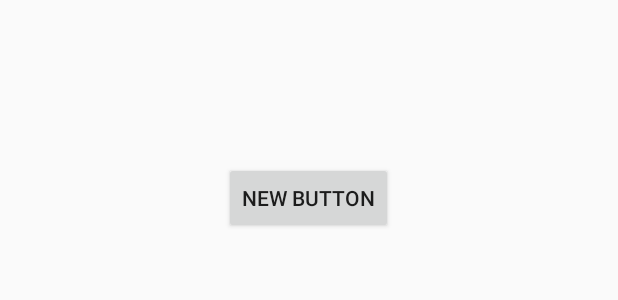
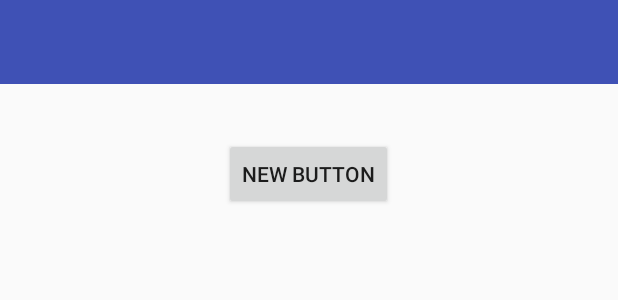
Before and after one commit to zerofe6/2019SRTP-Person-Assistant, an Android app: the layout activity_draw.xml on its own in the app's theme, with its tools: preview values and no code run, on a phone screen of 412 x 824 dp. Shown: the top 300 px of the screen. Run offline under Robolectric (Android 15) with nearby library versions, the phone set to English and light mode, and no system bars.

Commit message:
toolbar的使用
每个界面的toolbar均不同，我取消了默认的actionBar，因此在创建新的activity是都需要重新自定义toolbar，具体使用方法上网搜索或者问我，工程中有代码。

```diff
--- a/Application1/app/src/main/java/com/example/w11587/application1/SetMemo/MemoActivity.java
+++ b/Application1/app/src/main/java/com/example/w11587/application1/SetMemo/MemoActivity.java
@@ -12,6 +12,7 @@ import android.graphics.drawable.ColorDrawable;
 import android.os.Build;
 import android.os.Bundle;
 import android.support.v7.app.AppCompatActivity;
+import android.support.v7.widget.Toolbar;
 import android.util.Log;
 import android.view.Menu;
 import android.view.MenuItem;
@@ -54,6 +55,9 @@ public class MemoActivity  extends AppCompatActivity
         setContentView(R.layout.activity_memo);
 
 
+        Toolbar toolbar_memo=(Toolbar) findViewById(R.id.toolbar_memo);
+        toolbar_memo.setTitle("备忘录");
+        setSupportActionBar(toolbar_memo);
 
         Connector.getDatabase();
         //addDataLitepPal();
--- a/Application1/app/src/main/res/layout/activity_draw.xml
+++ b/Application1/app/src/main/res/layout/activity_draw.xml
@@ -1,14 +1,17 @@
 <?xml version="1.0" encoding="utf-8"?>
 <RelativeLayout xmlns:android="http://schemas.android.com/apk/res/android"
-    xmlns:tools="http://schemas.android.com/tools"
     android:layout_width="match_parent"
     android:layout_height="match_parent"
-    android:paddingBottom="@dimen/activity_vertical_margin"
-    android:paddingLeft="@dimen/activity_horizontal_margin"
-    android:paddingRight="@dimen/activity_horizontal_margin"
-    android:paddingTop="@dimen/activity_vertical_margin"
-    tools:context="com.example.w11587.application1.DrawActivity">
+    xmlns:app="http://schemas.android.com/apk/res-auto"
+    android:orientation="vertical">
 
+    <android.support.v7.widget.Toolbar
+        android:id="@+id/toolbar_draw"
+        android:layout_width="match_parent"
+        android:layout_height="?attr/actionBarSize"
+        android:background="?attr/colorPrimary"
+        android:theme="@style/ThemeOverlay.AppCompat.Dark.ActionBar"
+        app:popupTheme="@style/ThemeOverlay.AppCompat.Light" />
 
     <Button
         android:layout_width="wrap_content"
--- a/Application1/app/src/main/res/layout/activity_main.xml
+++ b/Application1/app/src/main/res/layout/activity_main.xml
@@ -4,6 +4,7 @@
     android:layout_width="match_parent"
     android:layout_height="match_parent"
     tools:context="com.example.w11587.application1.MainActivity">
+
 
     <fragment
         android:id="@+id/fragment_main"
--- /dev/null
+++ b/Application1/app/src/main/res/menu/draw_toolbar.xml
@@ -0,0 +1,4 @@
+<?xml version="1.0" encoding="utf-8"?>
+<menu xmlns:android="http://schemas.android.com/apk/res/android">
+
+</menu>
--- /dev/null
+++ b/Application1/app/src/main/res/menu/friend_toolbar.xml
@@ -0,0 +1,4 @@
+<?xml version="1.0" encoding="utf-8"?>
+<menu xmlns:android="http://schemas.android.com/apk/res/android">
+
+</menu>
--- a/Application1/app/src/main/res/menu/main.xml
+++ /dev/null
@@ -1,6 +0,0 @@
-<?xml version="1.0" encoding="utf-8"?>
-<menu xmlns:android="http://schemas.android.com/apk/res/android"
-    xmlns:app="http://schemas.android.com/apk/res-auto">
-
-
-</menu>
--- /dev/null
+++ b/Application1/app/src/main/res/menu/main_toolbar.xml
@@ -0,0 +1,4 @@
+<?xml version="1.0" encoding="utf-8"?>
+<menu xmlns:android="http://schemas.android.com/apk/res/android">
+
+</menu>
--- /dev/null
+++ b/Application1/app/src/main/res/menu/msg_toolbar.xml
@@ -0,0 +1,4 @@
+<?xml version="1.0" encoding="utf-8"?>
+<menu xmlns:android="http://schemas.android.com/apk/res/android">
+
+</menu>
--- /dev/null
+++ b/Application1/app/src/main/res/menu/my_toolbar.xml
@@ -0,0 +1,4 @@
+<?xml version="1.0" encoding="utf-8"?>
+<menu xmlns:android="http://schemas.android.com/apk/res/android">
+
+</menu>
--- a/Application1/app/src/main/res/values/colors.xml
+++ b/Application1/app/src/main/res/values/colors.xml
@@ -3,4 +3,5 @@
     <color name="colorPrimary">#3F51B5</color>
     <color name="colorPrimaryDark">#303F9F</color>
     <color name="colorAccent">#FF4081</color>
+    <color name="windowBackground">@android:color/darker_gray</color>
 </resources>
--- a/Application1/app/src/main/res/values/styles.xml
+++ b/Application1/app/src/main/res/values/styles.xml
@@ -1,10 +1,13 @@
 <?xml version="1.0" encoding="utf-8"?>
 <resources>
     <!-- Base application theme. -->
-    <style name="AppTheme" parent="Theme.AppCompat.Light.DarkActionBar">
+    <style name="AppTheme" parent="Theme.AppCompat.Light.NoActionBar">
         <!-- Customize your theme here. -->
+        <!-- toolbar（actionbar）颜色 -->
         <item name="colorPrimary">@color/colorPrimary</item>
+        <!-- 状态栏颜色 -->
         <item name="colorPrimaryDark">@color/colorPrimaryDark</item>
+        <!-- 窗口的背景颜色 -->
         <item name="colorAccent">@color/colorAccent</item>
     </style>
 
@@ -15,6 +18,9 @@
         <item name="windowNoTitle">true</item>
     </style>
 
+
+
+
     <style name="AppTheme.AppBarOverlay" parent="ThemeOverlay.AppCompat.Dark.ActionBar" />
 
     <style name="AppTheme.PopupOverlay" parent="ThemeOverlay.AppCompat.Light" />
```
Also changed, not shown: Application1/app/src/main/java/com/example/w11587/application1/MainActivity.java (+23 -1 lines), Application1/app/src/main/res/layout/activity_memo.xml (+8 -0 lines), Application1/app/src/main/res/layout/fragment_friend.xml (+10 -1 lines), Application1/app/src/main/res/layout/fragment_main.xml (+9 -0 lines), Application1/app/src/main/res/layout/fragment_msg.xml (+8 -0 lines), Application1/app/src/main/res/layout/fragment_my.xml (+8 -0 lines).
